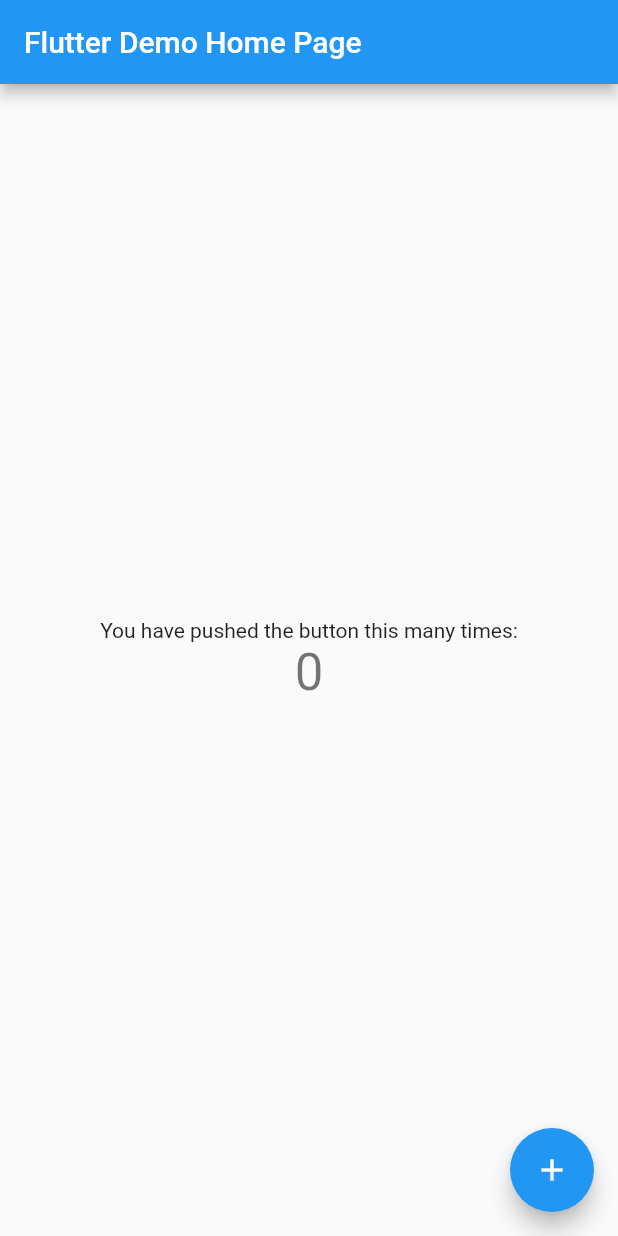
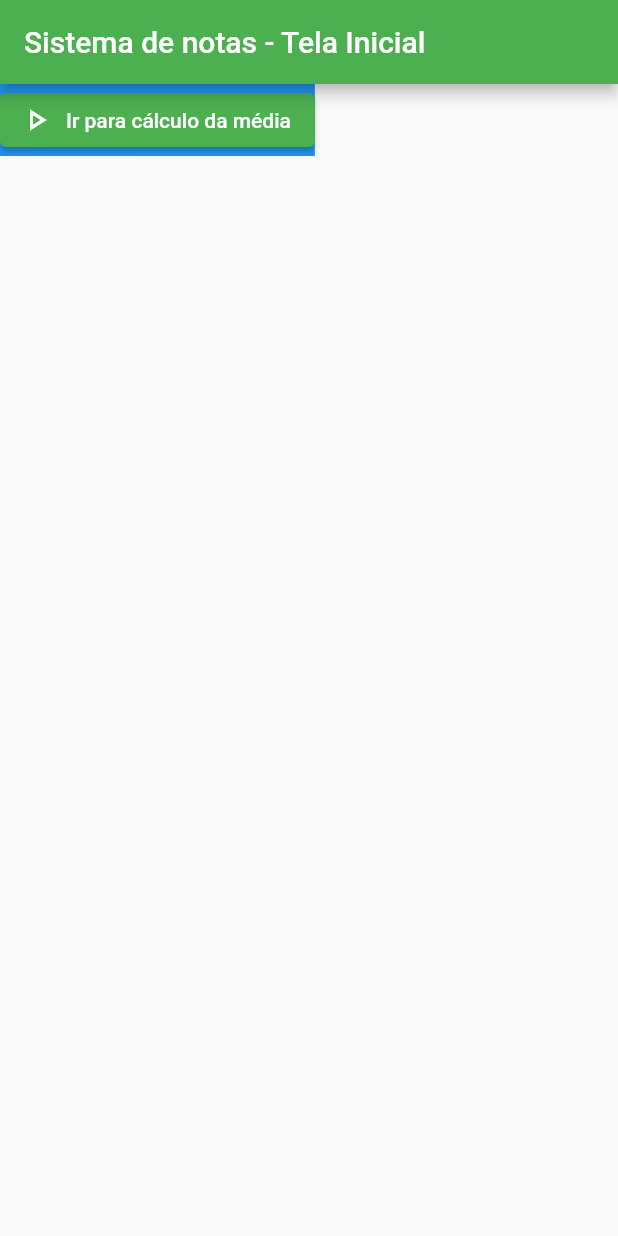
Before and after one commit to manoelsouza10/desafio65, a Flutter app: the screen it shows after launch, on a phone screen of 412 x 824 dp. Run offline on Flutter 3.47's test engine with Material 2 defaults, Android fonts, the phone set to English and light mode, and no system bars.

Commit message:
finalização desafio 65

```diff
--- /dev/null
+++ b/desafio65/lib/app/app_widget.dart
@@ -0,0 +1,34 @@
+import 'package:desafio65/app/modules/home/pages/desafio65_page.dart';
+import 'package:flutter/material.dart';
+
+import 'modules/home/pages/home_page.dart';
+
+class MyApp extends StatelessWidget {
+  const MyApp({super.key});
+
+  // This widget is the root of your application.
+  @override
+  Widget build(BuildContext context) {
+    return MaterialApp(
+      title: 'Flutter Demo',
+      theme: ThemeData(
+        // This is the theme of your application.
+        //
+        // Try running your application with "flutter run". You'll see the
+        // application has a blue toolbar. Then, without quitting the app, try
+        // changing the primarySwatch below to Colors.green and then invoke
+        // "hot reload" (press "r" in the console where you ran "flutter run",
+        // or simply save your changes to "hot reload" in a Flutter IDE).
+        // Notice that the counter didn't reset back to zero; the application
+        // is not restarted.
+        primarySwatch: Colors.green,
+      ),
+      initialRoute: "/home",
+      routes: {
+        "/home": (context) => HomePage(),
+        "/desafio65": (context) => Desafio65Page(),
+      },
+      //home: const HomePage(),
+    );
+  }
+}
--- /dev/null
+++ b/desafio65/lib/app/modules/home/pages/home_page.dart
@@ -0,0 +1,32 @@
+import 'package:flutter/material.dart';
+
+class HomePage extends StatelessWidget {
+  HomePage({
+    super.key,
+  });
+  final nome = TextEditingController();
+
+  @override
+  Widget build(BuildContext context) {
+    return Scaffold(
+      appBar: AppBar(title: const Text('Sistema de notas - Tela Inicial')),
+      body: Column(
+        children: [
+          Container(
+            color: Colors.blue,
+            child: Column(
+              children: [
+                ElevatedButton.icon(
+                    onPressed: () {
+                      Navigator.pushNamed(context, '/desafio65');
+                    },
+                    icon: const Icon(Icons.play_arrow_outlined),
+                    label: const Text("Ir para cálculo da média")),
+              ],
+            ),
+          ),
+        ],
+      ),
+    );
+  }
+}
--- a/desafio65/lib/main.dart
+++ b/desafio65/lib/main.dart
@@ -1,115 +1,22 @@
 import 'package:flutter/material.dart';
+
+import 'app/app_widget.dart';
 
 void main() {
   runApp(const MyApp());
 }
 
-class MyApp extends StatelessWidget {
-  const MyApp({super.key});
-
-  // This widget is the root of your application.
-  @override
-  Widget build(BuildContext context) {
-    return MaterialApp(
-      title: 'Flutter Demo',
-      theme: ThemeData(
-        // This is the theme of your application.
-        //
-        // Try running your application with "flutter run". You'll see the
-        // application has a blue toolbar. Then, without quitting the app, try
-        // changing the primarySwatch below to Colors.green and then invoke
-        // "hot reload" (press "r" in the console where you ran "flutter run",
-        // or simply save your changes to "hot reload" in a Flutter IDE).
-        // Notice that the counter didn't reset back to zero; the application
-        // is not restarted.
-        primarySwatch: Colors.blue,
-      ),
-      home: const MyHomePage(title: 'Flutter Demo Home Page'),
-    );
-  }
-}
-
-class MyHomePage extends StatefulWidget {
-  const MyHomePage({super.key, required this.title});
-
-  // This widget is the home page of your application. It is stateful, meaning
-  // that it has a State object (defined below) that contains fields that affect
-  // how it looks.
-
-  // This class is the configuration for the state. It holds the values (in this
-  // case the title) provided by the parent (in this case the App widget) and
-  // used by the build method of the State. Fields in a Widget subclass are
-  // always marked "final".
-
-  final String title;
-
-  @override
-  State<MyHomePage> createState() => _MyHomePageState();
-}
-
-class _MyHomePageState extends State<MyHomePage> {
-  int _counter = 0;
-
-  void _incrementCounter() {
-    setState(() {
-      // This call to setState tells the Flutter framework that something has
-      // changed in this State, which causes it to rerun the build method below
-      // so that the display can reflect the updated values. If we changed
-      // _counter without calling setState(), then the build method would not be
-      // called again, and so nothing would appear to happen.
-      _counter++;
-    });
-  }
-
-  @override
-  Widget build(BuildContext context) {
-    // This method is rerun every time setState is called, for instance as done
-    // by the _incrementCounter method above.
-    //
-    // The Flutter framework has been optimized to make rerunning build methods
-    // fast, so that you can just rebuild anything that needs updating rather
-    // than having to individually change instances of widgets.
-    return Scaffold(
-      appBar: AppBar(
-        // Here we take the value from the MyHomePage object that was created by
-        // the App.build method, and use it to set our appbar title.
-        title: Text(widget.title),
-      ),
-      body: Center(
-        // Center is a layout widget. It takes a single child and positions it
-        // in the middle of the parent.
-        child: Column(
-          // Column is also a layout widget. It takes a list of children and
-          // arranges them vertically. By default, it sizes itself to fit its
-          // children horizontally, and tries to be as tall as its parent.
-          //
-          // Invoke "debug painting" (press "p" in the console, choose the
-          // "Toggle Debug Paint" action from the Flutter Inspector in Android
-          // Studio, or the "Toggle Debug Paint" command in Visual Studio Code)
-          // to see the wireframe for each widget.
-          //
-          // Column has various properties to control how it sizes itself and
-          // how it positions its children. Here we use mainAxisAlignment to
-          // center the children vertically; the main axis here is the vertical
-          // axis because Columns are vertical (the cross axis would be
-          // horizontal).
-          mainAxisAlignment: MainAxisAlignment.center,
-          children: <Widget>[
-            const Text(
-              'You have pushed the button this many times:',
-            ),
-            Text(
-              '$_counter',
-              style: Theme.of(context).textTheme.headline4,
-            ),
-          ],
-        ),
-      ),
-      floatingActionButton: FloatingActionButton(
-        onPressed: _incrementCounter,
-        tooltip: 'Increment',
-        child: const Icon(Icons.add),
-      ), // This trailing comma makes auto-formatting nicer for build methods.
-    );
-  }
-}
+// Uma escola necessita de um sistema para se adequar ao padrao americano de
+// atribuição de notas
+// Baseado nisso, crie um aplicativo que tenha as seguintes caracterìsticas:
+// Ler 4 notas de um aluno e calcular a média
+// Após calcular a média, deve atribuir as seguintes classificações
+// - Maior que 9,0   = A
+// - Entre 9,0 e 8,0 = B
+// - Entre 8,0 e 6,0 = C
+// - Entre 6,0 e 4,0 = D
+// - Entre 4,0 e 2.0 = E
+// - Entre 2,0 e 0,0 = F
+// Ao Final, o programa deve dizer a classificação do Aluno, e considerando
+// apenas C ou acima como aprovados, dizer se o aluno foi aprovado e caso seja
+// reprovado dizer quantos pontos faltaram para a aprovação
```
Also changed, not shown: desafio65/lib/app/modules/home/pages/desafio65_page.dart (added, +226 -0 lines), 1 other file.
